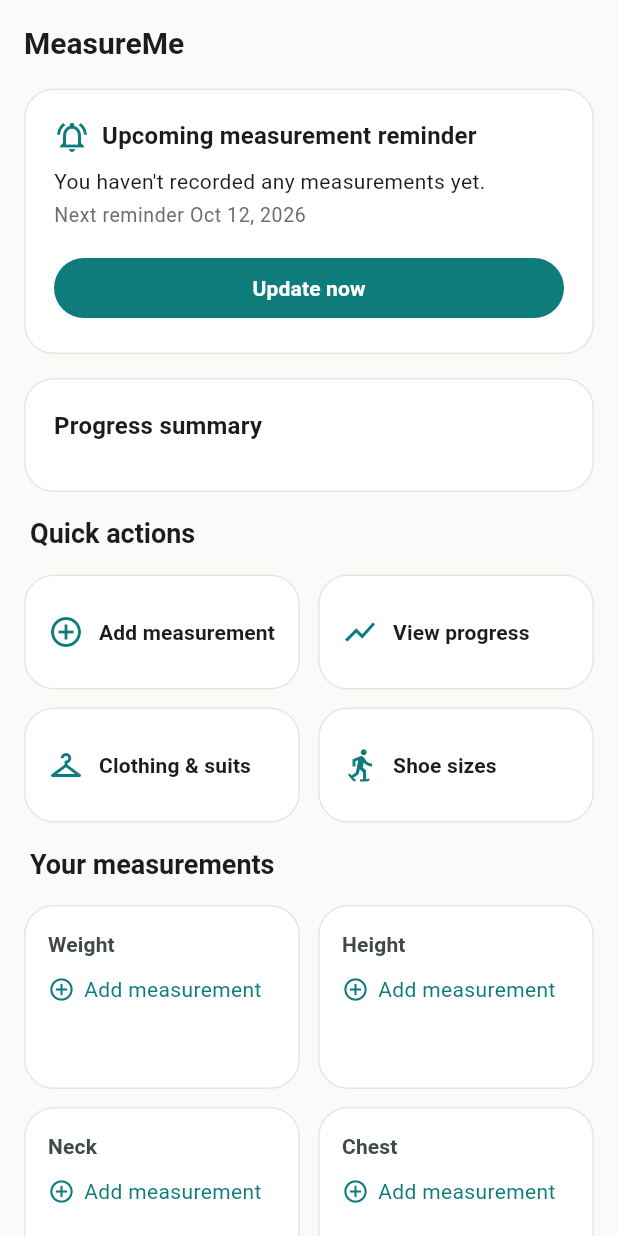
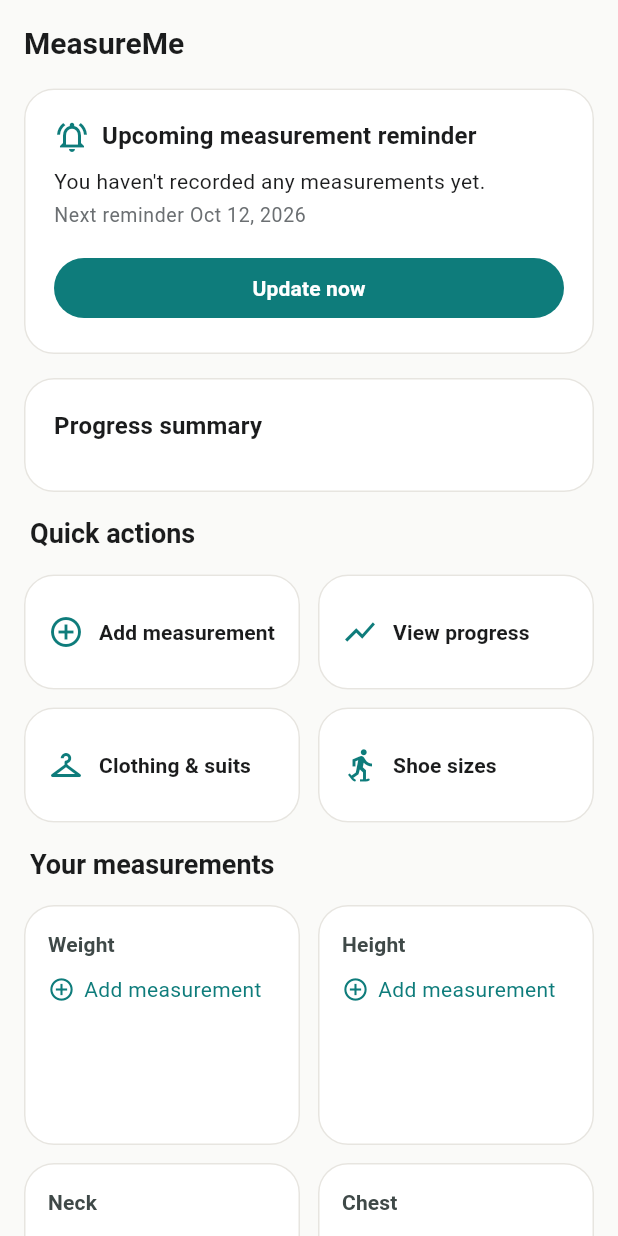
Before and after one commit to albertolicea00/MeasureMe, a Flutter app: the HomeDashboardScreen widget shown alone on an empty page, opened directly with empty values, on a phone screen of 412 x 824 dp. Run offline on Flutter 3.47's test engine with Material 3 defaults, Android fonts, the phone set to English and light mode, and no system bars; our stand-ins replace csv, drift, file_picker, fl_chart, flutter_local_notifications, flutter_riverpod and 4 more; missing offline and left inert: health; accounts and stored records are empty; generated files the repository leaves out were written again.

Commit message:
feat(ui): improve text overflow handling in various screens for better readability

```diff
--- a/lib/presentation/screens/home/home_dashboard_screen.dart
+++ b/lib/presentation/screens/home/home_dashboard_screen.dart
@@ -76,7 +76,7 @@ class HomeDashboardScreen extends ConsumerWidget {
                     crossAxisCount: 2,
                     mainAxisSpacing: 12,
                     crossAxisSpacing: 12,
-                    childAspectRatio: 1.5,
+                    childAspectRatio: 1.15,
                   ),
                   delegate: SliverChildBuilderDelegate(
                     (context, index) => _DashboardCard(type: shown[index]),
--- a/lib/presentation/screens/home/widgets/progress_summary_card.dart
+++ b/lib/presentation/screens/home/widgets/progress_summary_card.dart
@@ -74,12 +74,24 @@ class _SummaryRow extends ConsumerWidget {
           padding: const EdgeInsets.symmetric(vertical: 6),
           child: Row(
             children: [
-              SizedBox(width: 70, child: Text(type.displayName, style: theme.textTheme.bodyMedium)),
+              SizedBox(
+                width: 70,
+                child: Text(
+                  type.displayName,
+                  style: theme.textTheme.bodyMedium,
+                  maxLines: 1,
+                  overflow: TextOverflow.ellipsis,
+                ),
+              ),
               TrendIndicator(trend.direction),
               const SizedBox(width: 6),
-              Text(
-                '$sign${changeDisplay.toStringAsFixed(1)} $unitAbbr since last month',
-                style: theme.textTheme.bodyMedium,
+              Flexible(
+                child: Text(
+                  '$sign${changeDisplay.toStringAsFixed(1)} $unitAbbr since last month',
+                  style: theme.textTheme.bodyMedium,
+                  maxLines: 1,
+                  overflow: TextOverflow.ellipsis,
+                ),
               ),
             ],
           ),
--- a/lib/presentation/screens/home/widgets/reminder_card.dart
+++ b/lib/presentation/screens/home/widgets/reminder_card.dart
@@ -41,12 +41,15 @@ class ReminderCard extends ConsumerWidget {
               crossAxisAlignment: CrossAxisAlignment.start,
               children: [
                 Row(
+                  crossAxisAlignment: CrossAxisAlignment.start,
                   children: [
                     Icon(Icons.notifications_active_outlined, color: Theme.of(context).colorScheme.primary),
                     const SizedBox(width: 8),
-                    Text(
-                      isDue ? 'Time to update your measurements' : 'Upcoming measurement reminder',
-                      style: Theme.of(context).textTheme.titleMedium,
+                    Expanded(
+                      child: Text(
+                        isDue ? 'Time to update your measurements' : 'Upcoming measurement reminder',
+                        style: Theme.of(context).textTheme.titleMedium,
+                      ),
                     ),
                   ],
                 ),
--- a/lib/presentation/screens/measurements/measurements_hub_screen.dart
+++ b/lib/presentation/screens/measurements/measurements_hub_screen.dart
@@ -77,7 +77,7 @@ class MeasurementsHubScreen extends ConsumerWidget {
                     physics: const NeverScrollableScrollPhysics(),
                     mainAxisSpacing: 12,
                     crossAxisSpacing: 12,
-                    childAspectRatio: 1.5,
+                    childAspectRatio: 1.15,
                     children: [
                       for (final type in byCategory[category]!)
                         _TypeCard(type: type, unitSystem: unitSystem),
--- a/lib/presentation/widgets/cards/measurement_value_card.dart
+++ b/lib/presentation/widgets/cards/measurement_value_card.dart
@@ -47,9 +47,13 @@ class MeasurementValueCard extends StatelessWidget {
                   children: [
                     Icon(Icons.add_circle_outline, size: 18, color: theme.colorScheme.primary),
                     const SizedBox(width: 6),
-                    Text(
-                      'Add measurement',
-                      style: theme.textTheme.bodyMedium?.copyWith(color: theme.colorScheme.primary),
+                    Flexible(
+                      child: Text(
+                        'Add measurement',
+                        style: theme.textTheme.bodyMedium?.copyWith(color: theme.colorScheme.primary),
+                        maxLines: 1,
+                        overflow: TextOverflow.ellipsis,
+                      ),
                     ),
                   ],
                 )
@@ -57,11 +61,15 @@ class MeasurementValueCard extends StatelessWidget {
                 Text(
                   UnitConverter.format(latest!.valueCanonical, latest!.unit, unitSystem),
                   style: theme.textTheme.headlineSmall,
+                  maxLines: 1,
+                  overflow: TextOverflow.ellipsis,
                 ),
                 const SizedBox(height: 2),
                 Text(
                   AppDateUtils.relativeToNow(latest!.timestamp),
                   style: theme.textTheme.bodySmall,
+                  maxLines: 1,
+                  overflow: TextOverflow.ellipsis,
                 ),
               ],
             ],
```
Also changed, not shown: lib/presentation/screens/measurements/measurement_history_screen.dart (+8 -1 lines), lib/presentation/screens/progress/progress_screen.dart (+8 -4 lines).
